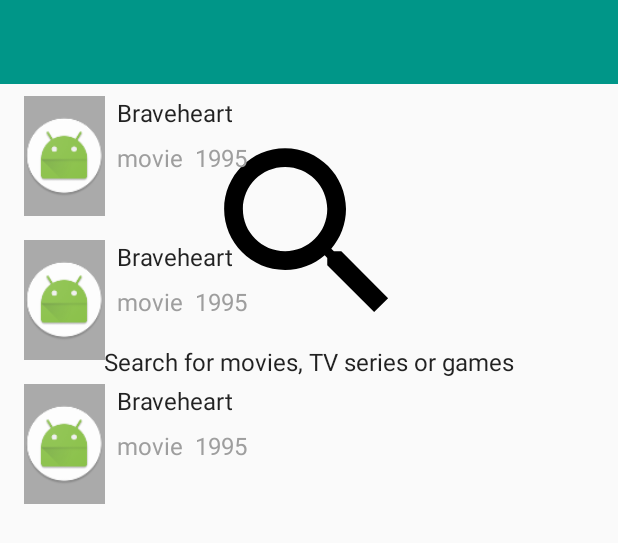
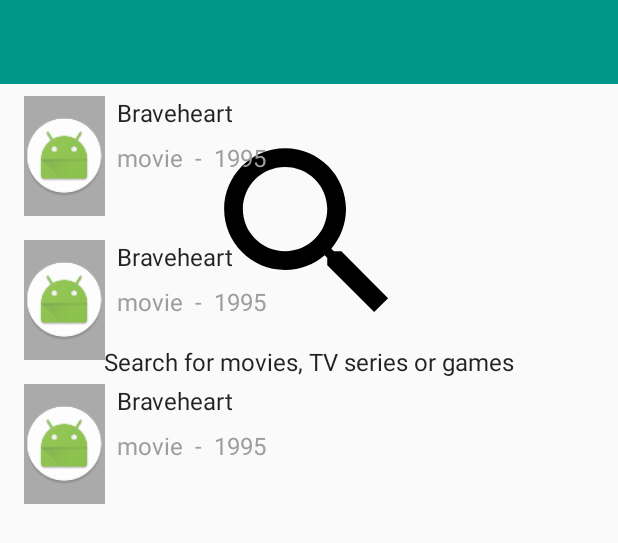
Before and after one commit to thiagotbl/movie-search, an Android app: the layout fragment_movies.xml on its own in the app's theme, with its tools: preview values and no code run, on a phone screen of 412 x 824 dp. Shown: the top 543 px of the screen. Run offline under Robolectric (Android 15) with nearby library versions, the phone set to English and light mode, and no system bars.

Commit message:
Adiciona um separador entre o tipo e a data

```diff
--- a/app/src/main/res/layout/movie_list_item.xml
+++ b/app/src/main/res/layout/movie_list_item.xml
@@ -9,8 +9,8 @@
 
     <ImageView
         android:id="@+id/img_movie_poster"
-        android:layout_width="@dimen/list_item_poster_width"
-        android:layout_height="@dimen/list_item_poster_height"
+        android:layout_width="54dp"
+        android:layout_height="80dp"
         android:layout_marginBottom="8dp"
         android:layout_marginLeft="16dp"
         android:layout_marginTop="8dp"
@@ -20,7 +20,8 @@
         app:layout_constraintLeft_toLeftOf="parent"
         app:layout_constraintTop_toTopOf="parent"
         app:layout_constraintVertical_bias="0.0"
-        tools:src="@mipmap/ic_launcher_round"/>
+        tools:src="@mipmap/ic_launcher_round"
+        android:layout_marginStart="16dp"/>
 
     <TextView
         android:id="@+id/tv_movie_title"
@@ -28,7 +29,6 @@
         android:layout_height="wrap_content"
         android:layout_marginLeft="8dp"
         android:layout_marginRight="16dp"
-        android:layout_marginTop="0dp"
         android:ellipsize="end"
         android:maxLines="2"
         android:textAppearance="@style/TextAppearance.AppCompat.Subhead"
@@ -36,7 +36,9 @@
         app:layout_constraintLeft_toRightOf="@+id/img_movie_poster"
         app:layout_constraintRight_toRightOf="parent"
         app:layout_constraintTop_toTopOf="@+id/img_movie_poster"
-        tools:text="Braveheart"/>
+        tools:text="Braveheart"
+        android:layout_marginStart="8dp"
+        android:layout_marginEnd="16dp"/>
 
     <TextView
         android:id="@+id/tv_movie_year"
@@ -45,7 +47,7 @@
         android:textAppearance="@style/TextAppearance.AppCompat.Subhead"
         android:textColor="@color/medium_grey"
         tools:text="1995"
-        app:layout_constraintLeft_toRightOf="@+id/tv_type"
+        app:layout_constraintLeft_toRightOf="@+id/tv_separator"
         android:layout_marginLeft="8dp"
         android:layout_marginTop="8dp"
         app:layout_constraintTop_toBottomOf="@+id/tv_movie_title"/>
@@ -60,5 +62,18 @@
         app:layout_constraintLeft_toRightOf="@+id/img_movie_poster"
         android:layout_marginLeft="8dp"
         android:layout_marginTop="8dp"
+        app:layout_constraintTop_toBottomOf="@+id/tv_movie_title"
+        android:layout_marginStart="8dp"/>
+
+    <TextView
+        android:id="@+id/tv_separator"
+        android:layout_width="wrap_content"
+        android:layout_height="wrap_content"
+        android:layout_marginLeft="8dp"
+        android:layout_marginTop="8dp"
+        android:text="-"
+        android:textAppearance="@style/TextAppearance.AppCompat.Subhead"
+        android:textColor="@color/medium_grey"
+        app:layout_constraintLeft_toRightOf="@+id/tv_type"
         app:layout_constraintTop_toBottomOf="@+id/tv_movie_title"/>
 </android.support.constraint.ConstraintLayout>
```
